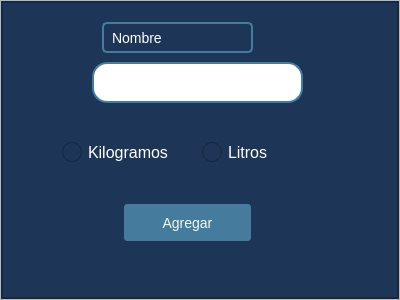
First picture: the form in ui_files/nuevo_producto_ventana.ui, repository velardejp/Planta2, before the edit.
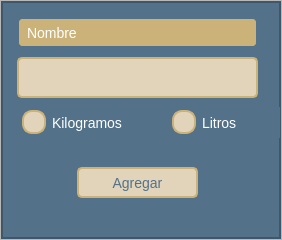
Second picture: the form after the edit.

Diff of the .ui file:
```diff
--- a/ui_files/nuevo_producto_ventana.ui
+++ b/ui_files/nuevo_producto_ventana.ui
@@ -6,8 +6,8 @@
    <rect>
     <x>0</x>
     <y>0</y>
-    <width>400</width>
-    <height>300</height>
+    <width>282</width>
+    <height>240</height>
    </rect>
   </property>
   <property name="windowTitle">
@@ -56,7 +56,7 @@
       <item>
        <widget class="QFrame" name="backgroundcolor_frame">
         <property name="styleSheet">
-         <string notr="true">background-color: rgb(29, 53, 87);</string>
+         <string notr="true">background-color: #537188;</string>
         </property>
         <property name="frameShape">
          <enum>QFrame::StyledPanel</enum>
@@ -91,44 +91,44 @@
            <widget class="QLineEdit" name="nombre_nuevo_prod">
             <property name="geometry">
              <rect>
-              <x>90</x>
-              <y>60</y>
-              <width>211</width>
-              <height>41</height>
+              <x>10</x>
+              <y>50</y>
+              <width>251</width>
+              <height>51</height>
              </rect>
             </property>
             <property name="styleSheet">
              <string notr="true">QLineEdit {
-        border: 2px solid #457B9D;
-        border-radius: 15px;
-        padding: 5px;
-        background-color: white;
-        color: black;
-        font-size: 16px;
-    }
-    QLineEdit:focus {
-        border: 2px solid #34eb4f;
-    }</string>
+    background-color: #E1D4BB;
+    color: #537188;
+    border: 2px solid #CBB279;
+    border-radius: 5px;
+    padding: 5px;
+    margin: 5px;
+    font-size: 14px;
+}</string>
             </property>
            </widget>
            <widget class="QLabel" name="label">
             <property name="geometry">
              <rect>
-              <x>100</x>
-              <y>20</y>
-              <width>151</width>
-              <height>31</height>
+              <x>10</x>
+              <y>10</y>
+              <width>251</width>
+              <height>41</height>
              </rect>
             </property>
             <property name="styleSheet">
-             <string notr="true">QLabel {
-        color: #ffffff;            /* Color del texto */
-        
-        border: 2px solid #457B9D; /* Color del borde */
-        border-radius: 5px;        /* Radio del borde (para bordes redondeados) */
-        padding: 5px;              /* Espacio interior alrededor del texto */
-        font-size: 14px;           /* Tamaño del texto */
-    }</string>
+             <string notr="true"> QLabel {
+    color: #ffffff;
+    border: 2px solid #537188;
+    border-radius: 5px;
+    padding: 5px;
+    margin: 5px;
+    font-size: 14px;
+    text-align: center;
+    background-color: #CBB279;
+}</string>
             </property>
             <property name="text">
              <string>Nombre</string>
@@ -137,21 +137,34 @@
            <widget class="QRadioButton" name="kilos_radiobutton">
             <property name="geometry">
              <rect>
-              <x>60</x>
-              <y>140</y>
+              <x>10</x>
+              <y>100</y>
               <width>131</width>
-              <height>20</height>
+              <height>41</height>
              </rect>
             </property>
             <property name="styleSheet">
              <string notr="true">QRadioButton {
-        font-size: 16px;
-        color: white;
-    }
-    QRadioButton::indicator {
-        width: 20px;
-        height: 20px;
-    }</string>
+    color: #ffffff;
+    padding: 5px;
+    margin: 5px;
+    font-size: 14px;
+}
+
+QRadioButton::indicator {
+    width: 20px;
+    height: 20px;
+    border: 2px solid #CBB279;
+    border-radius: 10px;  /* radio button size is 20, so radius should be half */
+}
+
+QRadioButton::indicator:checked {
+    background-color: #CBB279;
+}
+
+QRadioButton::indicator:unchecked {
+    background-color: #E1D4BB;
+}</string>
             </property>
             <property name="text">
              <string>Kilogramos</string>
@@ -160,22 +173,34 @@
            <widget class="QRadioButton" name="litros_radiobutton">
             <property name="geometry">
              <rect>
-              <x>200</x>
-              <y>140</y>
-              <width>121</width>
-              <height>20</height>
+              <x>160</x>
+              <y>100</y>
+              <width>131</width>
+              <height>41</height>
              </rect>
             </property>
             <property name="styleSheet">
              <string notr="true">QRadioButton {
-        font-size: 16px;
-        color: white;
-    }
-    QRadioButton::indicator {
-        width: 20px;
-        height: 20px;
-    }
-  </string>
+    color: #ffffff;
+    padding: 5px;
+    margin: 5px;
+    font-size: 14px;
+}
+
+QRadioButton::indicator {
+    width: 20px;
+    height: 20px;
+    border: 2px solid #CBB279;
+    border-radius: 10px;  /* radio button size is 20, so radius should be half */
+}
+
+QRadioButton::indicator:checked {
+    background-color: #CBB279;
+}
+
+QRadioButton::indicator:unchecked {
+    background-color: #E1D4BB;
+}</string>
             </property>
             <property name="text">
              <string>Litros</string>
@@ -184,30 +209,33 @@
            <widget class="QPushButton" name="submit_nuevoproducto_button">
             <property name="geometry">
              <rect>
-              <x>120</x>
-              <y>200</y>
+              <x>70</x>
+              <y>160</y>
               <width>131</width>
               <height>41</height>
              </rect>
             </property>
             <property name="styleSheet">
-             <string notr="true"> QPushButton {
-        background-color: #457B9D;
-        color: #F1FAEE;
-        border: 2px solid #1D3557;
-        border-radius: 5px;
-        padding: 5px;
-        font-size: 14px;
-    }
-    QPushButton:hover {
-        background-color: #1D3557;
-        border: 2px solid #457B9D;
-    }
-    QPushButton:pressed {
-        background-color: #1D3557;
-        border: 2px solid #457B9D;
-        padding-left: 7px;  /* Para dar un efecto de &quot;presión&quot; */
-    }</string>
+             <string notr="true">QPushButton {
+    background-color: #E1D4BB;
+    color: #537188;
+    border: 2px solid #CBB279;
+    border-radius: 5px;
+    padding: 5px;
+    margin: 5px;
+    font-size: 14px;
+}
+
+QPushButton:hover {
+    background-color: #CBB279;
+    border: 2px solid #537188;
+}
+
+QPushButton:pressed {
+    background-color: #CBB279;
+    border: 2px solid #537188;
+    padding-left: 7px;
+}</string>
             </property>
             <property name="text">
              <string>Agregar</string>
```
Left out of the diff: 2 changed lines with no effect on the pictures.
